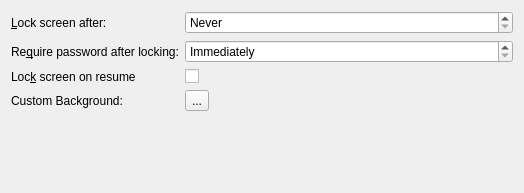
Qt form kcm/kcm.ui (KDE/kscreenlocker) before a commit.
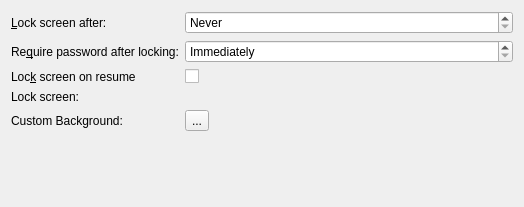
The same form after that commit. Custom widgets are drawn as their Qt base class.

Commit message:
[screenlocker] Add a KKeySequenceWidget to configuration interface
Allows to configure the global shortcut for locking the screen.

FEATURE: 325622
FIXED-IN: 5.3.0

```diff
--- a/kcm/kcm.ui
+++ b/kcm/kcm.ui
@@ -7,7 +7,7 @@
     <x>0</x>
     <y>0</y>
     <width>524</width>
-    <height>193</height>
+    <height>207</height>
    </rect>
   </property>
   <property name="sizePolicy">
@@ -75,21 +75,21 @@
      </property>
     </widget>
    </item>
-   <item row="5" column="0">
+   <item row="6" column="0">
     <widget class="QLabel" name="label_3">
      <property name="text">
       <string/>
      </property>
     </widget>
    </item>
-   <item row="3" column="0">
+   <item row="4" column="0">
     <widget class="QLabel" name="label_4">
      <property name="text">
       <string>Custom Background:</string>
      </property>
     </widget>
    </item>
-   <item row="3" column="1">
+   <item row="4" column="1">
     <widget class="SelectImageButton" name="kcfg_ThemeBackground">
      <property name="text">
       <string>...</string>
@@ -119,9 +119,31 @@
      </property>
     </widget>
    </item>
+   <item row="3" column="0">
+    <widget class="QLabel" name="label_6">
+     <property name="toolTip">
+      <string>The global keyboard shortcut to lock the screen.</string>
+     </property>
+     <property name="text">
+      <string>Lock screen:</string>
+     </property>
+    </widget>
+   </item>
+   <item row="3" column="1">
+    <widget class="KKeySequenceWidget" name="lockscreenShortcut">
+     <property name="toolTip">
+      <string>The global keyboard shortcut to lock the screen.</string>
+     </property>
+    </widget>
+   </item>
   </layout>
  </widget>
  <customwidgets>
+  <customwidget>
+   <class>KKeySequenceWidget</class>
+   <extends>QWidget</extends>
+   <header>kkeysequencewidget.h</header>
+  </customwidget>
   <customwidget>
    <class>SelectImageButton</class>
    <extends>QToolButton</extends>
```
The commit also changes 3 other files.
